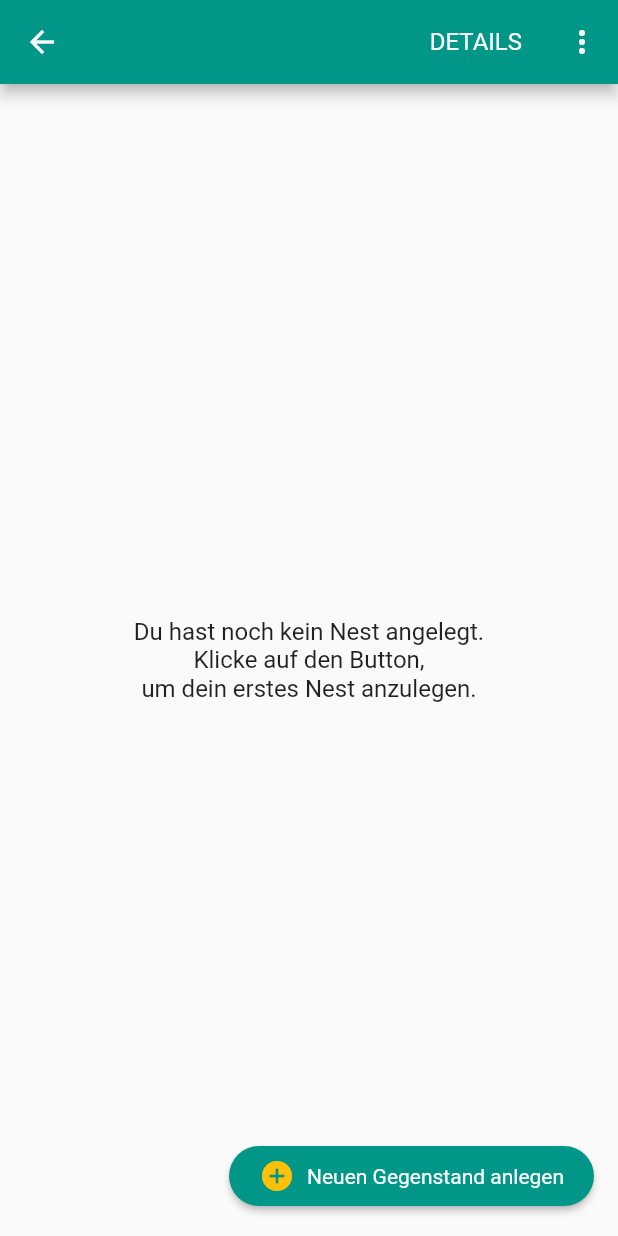
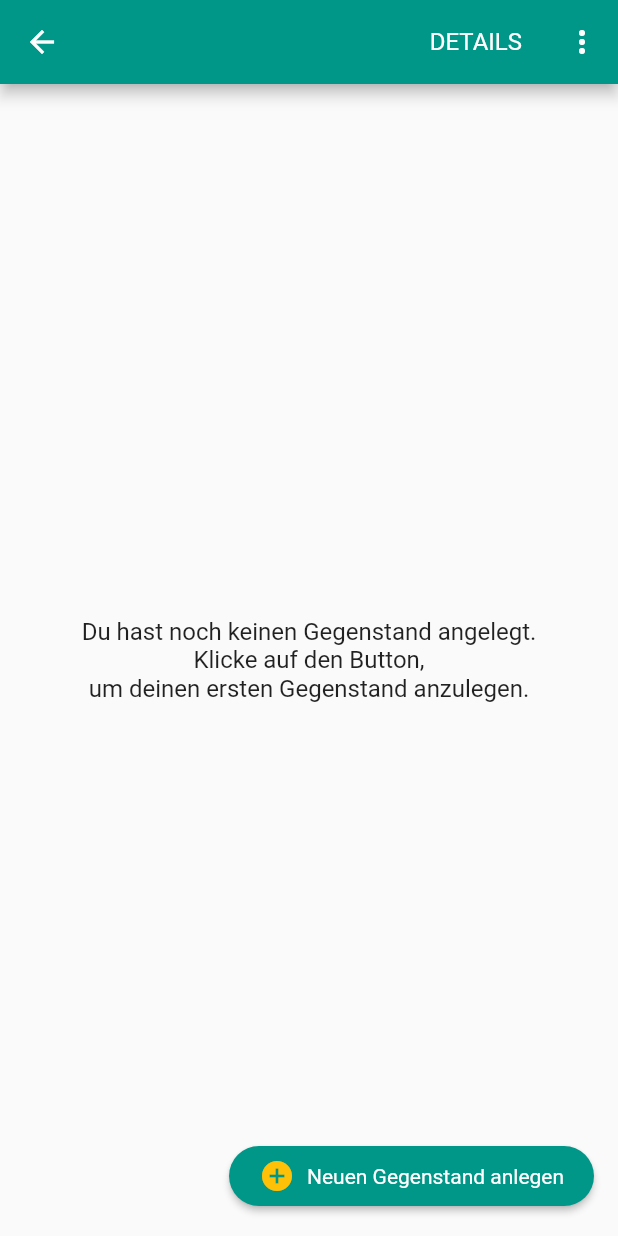
Before and after one commit to alexanderwiegel/magpie, a Flutter app: the NestItems screen opened directly with empty values, on a phone screen of 412 x 824 dp. Run offline on Flutter 3.47's test engine with Material 2 defaults, Android fonts, the phone set to English and light mode, and no system bars; our stand-ins replace camera, image_picker, permission_handler, sqflite; accounts and stored records are empty.

Commit message:
- changed startup message text

```diff
--- a/lib/screens/nestItemsScreen.dart
+++ b/lib/screens/nestItemsScreen.dart
@@ -1,12 +1,13 @@
 import 'package:flutter/material.dart';
 import 'package:magpie_app/sortMode.dart';
+
 import '../database_helper.dart';
 import '../widgets/magpieButton.dart';
+import '../widgets/nest.dart';
 import '../widgets/nestItem.dart';
-import '../widgets/nest.dart';
+import '../widgets/startMessage.dart';
 import 'nestDetailScreen.dart';
 import 'nestItemCreatorScreen.dart';
-import '../widgets/startMessage.dart';
 
 class NestItems extends StatefulWidget {
   NestItems({@required this.nest});
@@ -78,12 +79,13 @@ class _NestItemsState extends State<NestItems> {
                 child: Column(
               mainAxisSize: MainAxisSize.min,
               children: <Widget>[
-                  new StartMessage(message: "Du hast noch kein Nest angelegt."),
+                new StartMessage(
+                    message: "Du hast noch keinen Gegenstand angelegt."),
                 new StartMessage(message: "Klicke auf den Button,"),
-                  new StartMessage(message: "um dein erstes Nest anzulegen."),
+                new StartMessage(
+                    message: "um deinen ersten Gegenstand anzulegen."),
               ],
-              )
-            );
+            ));
 
           return GridView.count(
               padding: const EdgeInsets.all(8),
@@ -116,7 +118,8 @@ class _NestItemsState extends State<NestItems> {
   }
 
   Future<List<Future<NestItem>>> buildNestItems() async {
-    return List.generate(await DatabaseHelper.instance.getNestItemCount(widget.nest.id),
+    return List.generate(
+        await DatabaseHelper.instance.getNestItemCount(widget.nest.id),
         (int index) => DatabaseHelper.instance.getNestItem(index));
   }
 }
```
Lines whose indentation alone changed are shown as unchanged.
